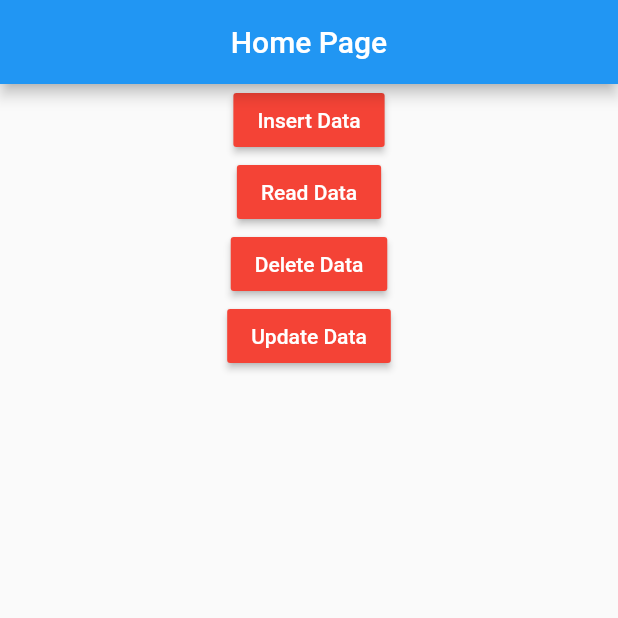
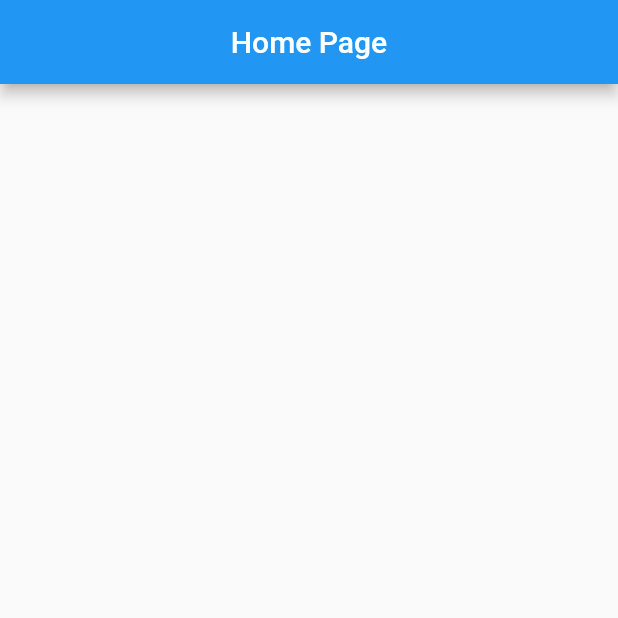
Before and after one commit to alialialiali123321/WA_Sqflite_Note_App, a Flutter app: the screen it shows after launch, on a phone screen of 412 x 824 dp, the top half of it. Run offline on Flutter 3.47's test engine with Material 2 defaults, Android fonts, the phone set to English and light mode, and no system bars; our stand-ins replace sqflite; accounts and stored records are empty.

Commit message:
delete database and on upgrade

```diff
--- a/lib/home_page.dart
+++ b/lib/home_page.dart
@@ -1,5 +1,3 @@
-import 'dart:developer';
-
 import 'package:flutter/material.dart';
 
 import 'sqldb.dart';
@@ -14,6 +12,12 @@ class HomePage extends StatefulWidget {
 class _HomePageState extends State<HomePage> {
   SqlDb sqlDb = SqlDb();
 
+  Future<List<Map<String, Object?>>> readData() async {
+    List<Map<String, Object?>> response =
+        await sqlDb.readData('SELECT * FROM Notes');
+    return response;
+  }
+
   @override
   Widget build(BuildContext context) {
     return Scaffold(
@@ -21,51 +25,37 @@ class _HomePageState extends State<HomePage> {
         centerTitle: true,
         title: const Text('Home Page'),
       ),
-      body: Center(
-        child: Column(
-          children: [
-            MaterialButton(
-              color: Colors.red,
-              textColor: Colors.white,
-              child: const Text('Insert Data'),
-              onPressed: () async {
-                int response = await sqlDb.insertData(
-                    sql: 'INSERT INTO "Notes" ("note") VALUES ("note one")');
-                log(response.toString());
-              },
-            ),
-            MaterialButton(
-              color: Colors.red,
-              textColor: Colors.white,
-              child: const Text('Read Data'),
-              onPressed: () async {
-                List<Map<String, Object?>> response =
-                    await sqlDb.readData(sql: 'SELECT * FROM "Notes"');
-                log(response.toString());
-              },
-            ),
-            MaterialButton(
-              color: Colors.red,
-              textColor: Colors.white,
-              child: const Text('Delete Data'),
-              onPressed: () async {
-                int response = await sqlDb.deleteData(
-                    sql: 'DELETE FROM "Notes" WHERE id = 2');
-                log(response.toString());
-              },
-            ),
-            MaterialButton(
-              color: Colors.red,
-              textColor: Colors.white,
-              child: const Text('Update Data'),
-              onPressed: () async {
-                int response = await sqlDb.updateData(
-                    sql: 'UPDATE "Notes" SET "note" = "note six" WHERE id = 1');
-                log(response.toString());
-              },
-            ),
-          ],
-        ),
+      body: ListView(
+        children: [
+          // ElevatedButton(
+          //     onPressed: () {
+          //       sqlDb.deleteDb();
+          //     },
+          //     child: const Text('Delete')),
+          FutureBuilder(
+            future: readData(),
+            builder: (BuildContext context,
+                AsyncSnapshot<List<Map<String, Object?>>> snapshot) {
+              if (snapshot.hasData) {
+                return ListView.builder(
+                  physics: const NeverScrollableScrollPhysics(),
+                  shrinkWrap: true,
+                  itemCount: snapshot.data!.length,
+                  itemBuilder: (BuildContext context, int index) {
+                    return Card(
+                      child: ListTile(
+                        title: Text('${snapshot.data![index]['note']}'),
+                      ),
+                    );
+                  },
+                );
+              }
+              return const Center(
+                child: CircularProgressIndicator(),
+              );
+            },
+          )
+        ],
       ),
     );
   }
--- a/lib/sqldb.dart
+++ b/lib/sqldb.dart
@@ -18,7 +18,7 @@ class SqlDb {
     String path = join(databasesPath, 'demo.db');
     Database database = await openDatabase(
       path,
-      version: 1,
+      version: 2,
       onCreate: _onCreate,
       onUpgrade: _onUpgrade,
     );
@@ -26,33 +26,49 @@ class SqlDb {
   }
 
   _onCreate(Database db, int version) async {
-    await db.execute(
-        'CREATE TABLE Notes ("id" INTEGER NOT NULL PRIMARY KEY AUTOINCREMENT, "note" TEXT NOT NULL)');
+    await db.execute('''
+        CREATE TABLE Notes (
+        "id" INTEGER NOT NULL PRIMARY KEY AUTOINCREMENT,
+        "title" TEXT NOT NULL,
+        "note" TEXT NOT NULL
+        )''');
   }
 
-  _onUpgrade(Database db, int oldVersion, int newVersion) async {}
+  // When the version number is changed
+  _onUpgrade(Database db, int oldVersion, int newVersion) async {
+    await db.execute('''
+        ALTER TABLE Notes ADD COLUMN
+        "color" TEXT NOT NULL
+        ''');
+  }
 
-  readData({required String sql}) async {
+  readData(String sql) async {
     Database? database = await db;
     List<Map<String, Object?>> response = await database!.rawQuery(sql);
     return response;
   }
 
-  insertData({required String sql}) async {
+  insertData(String sql) async {
     Database? database = await db;
     int response = await database!.rawInsert(sql);
     return response;
   }
 
-  updateData({required String sql}) async {
+  updateData(String sql) async {
     Database? database = await db;
     int response = await database!.rawUpdate(sql);
     return response;
   }
 
-  deleteData({required String sql}) async {
+  deleteData(String sql) async {
     Database? database = await db;
     int response = await database!.rawDelete(sql);
     return response;
   }
+
+  deleteDb() async {
+    String databasesPath = await getDatabasesPath();
+    String path = join(databasesPath, 'demo.db');
+    await deleteDatabase(path);
+  }
 }
```
